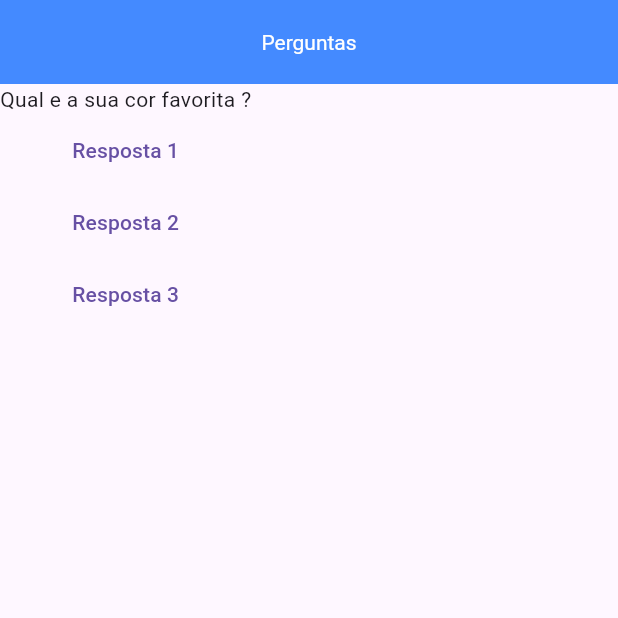
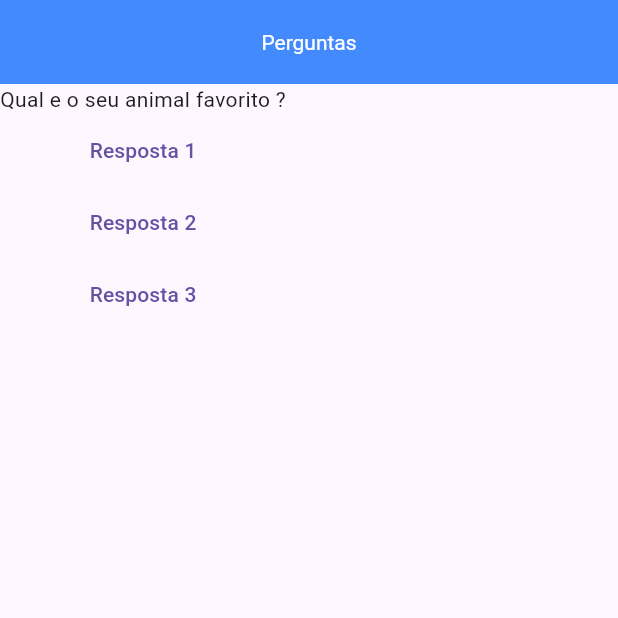
Before and after one commit to victorrti/QuizzFlutter, a Flutter app: the screen it shows after launch, after a tap on "Resposta 1", on a phone screen of 412 x 824 dp, the top half of it. Run offline on Flutter 3.47's test engine with Material 3 defaults, Android fonts, the phone set to English and light mode, and no system bars.

Commit message:
adicionando stateful e alterando as perguntas.

```diff
--- a/lib/main.dart
+++ b/lib/main.dart
@@ -5,12 +5,24 @@ main(){
   runApp(new PerguntaApp());
 }
 
-class PerguntaApp extends StatelessWidget{
-  @override
+class PerguntaAppState extends State<PerguntaApp>{
+  var perguntaSelecionada = 0;
+  void responder(int tamanhoPerguntas){
+    setState(() {
+      if(perguntaSelecionada == tamanhoPerguntas ){
+        perguntaSelecionada=0;
+      }else{
+        perguntaSelecionada++;
+      }
+
+    });
+    print(perguntaSelecionada);
+  }
   Widget build(BuildContext context) {
     final  perguntas = [
       'Qual e a sua cor favorita ?',
-      'Qual e o seu animal favorito ?'
+      'Qual e o seu animal favorito ?',
+      'Qual e o sua comida favorita ?'
     ];
     return  MaterialApp(
       home:Scaffold(
@@ -22,10 +34,10 @@ class PerguntaApp extends StatelessWidget{
         ),
         body:Column(
           children: [
-            Text(perguntas[0]),
-            TextButton(onPressed:()=>{print("ok")}, child: Text("Resposta 1")),
-            TextButton(onPressed:()=>{print("ok")}, child: Text("Resposta 2")),
-            TextButton(onPressed:()=>{print("ok")}, child: Text("Resposta 3")),
+            Text(perguntas[perguntaSelecionada]),
+            TextButton(onPressed:()=>{responder(perguntas.length-1)}, child: Text("Resposta 1")),
+            TextButton(onPressed:()=>{responder(perguntas.length-1)}, child: Text("Resposta 2")),
+            TextButton(onPressed:()=>{responder(perguntas.length-1)}, child: Text("Resposta 3")),
           ],
         ),
       ),
@@ -33,3 +45,11 @@ class PerguntaApp extends StatelessWidget{
   }
 
 }
+
+class PerguntaApp extends StatefulWidget{
+  @override
+  PerguntaAppState createState() {
+    return PerguntaAppState();
+  }
+
+}
```
